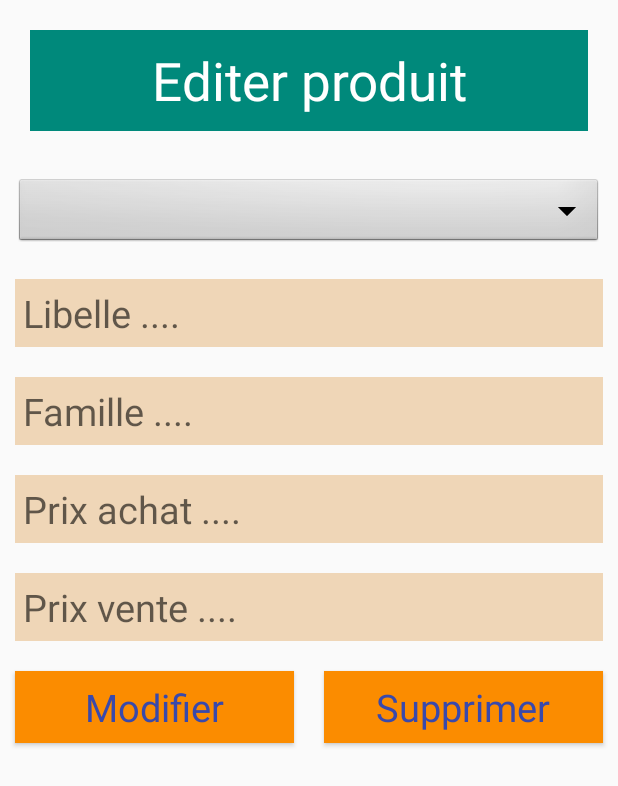
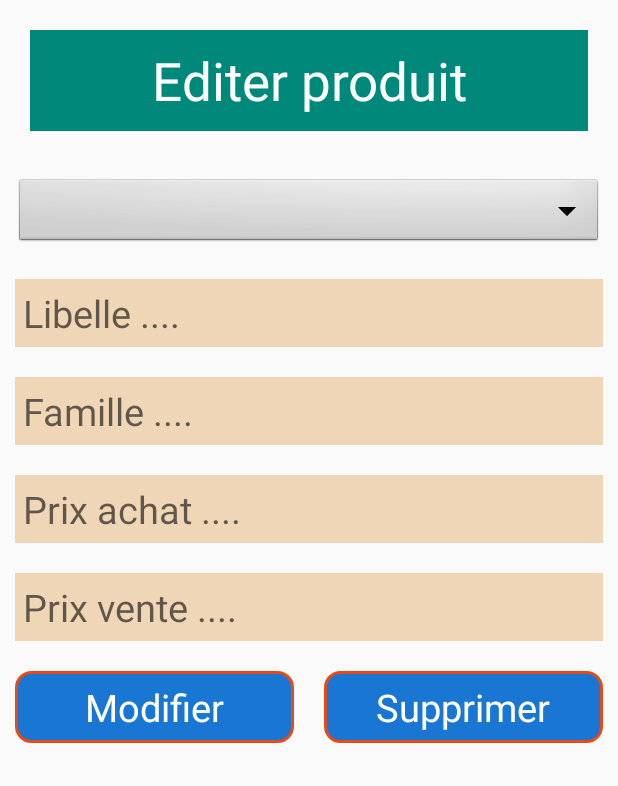
Before and after one commit to lamnaourm/CorrectionExerciceSQLite201, an Android app: the EditProduit screen opened directly, with no data from a screen before it, on a phone screen of 412 x 824 dp. Shown: the top 786 px of the screen. Run offline under Robolectric (Android 15) with nearby library versions, the phone set to English and light mode, and no system bars.

Commit message:
Style + fichier drawable

```diff
--- a/app/src/main/java/com/example/correctionexercicesqlite201/EditProduit.java
+++ b/app/src/main/java/com/example/correctionexercicesqlite201/EditProduit.java
@@ -111,7 +111,6 @@ public class EditProduit extends AppCompatActivity {
                     Toast.makeText(EditProduit.this, "Suppression reussie", Toast.LENGTH_SHORT).show();
                     ad.remove(p.getId() + " - " + p.getLibelle());
                 }
-
             }
         });
 
--- /dev/null
+++ b/app/src/main/res/drawable/forme.xml
@@ -0,0 +1,7 @@
+<?xml version="1.0" encoding="utf-8"?>
+<shape xmlns:android="http://schemas.android.com/apk/res/android">
+
+    <solid android:color="#1976D2"/>
+    <corners android:radius="10dp"/>
+    <stroke android:width="2dp" android:color="#E64A19"/>
+</shape>
--- a/app/src/main/res/layout/activity_edit_produit.xml
+++ b/app/src/main/res/layout/activity_edit_produit.xml
@@ -42,13 +42,13 @@
         android:layout_height="wrap_content">
 
         <Button
-            style="@style/btnMenu"
+            style="@style/btnMenu.stylebtn"
             android:onClick="modifier"
             android:text="Modifier"
             />
 
         <Button
-            style="@style/btnMenu"
+            style="@style/btnMenu.stylebtn"
             android:onClick="supprimer"
             android:text="Supprimer" />
     </LinearLayout>
--- a/app/src/main/res/values/styles.xml
+++ b/app/src/main/res/values/styles.xml
@@ -16,8 +16,10 @@
         <item name="android:layout_margin">10dp</item>
         <item name="android:textSize">25sp</item>
         <item name="android:padding">5sp</item>
-        <item name="android:background">#FB8C00</item>
-        <item name="android:textColor">#3949AB</item>
+        <item name="android:background">@drawable/forme</item>
+        <item name="android:textColor">#fff</item>
+    </style>
+    <style name="btnMenu.stylebtn">
         <item name="android:layout_weight">1</item>
     </style>
     <style name="zonesaisie" parent="android:Widget.EditText">
```
